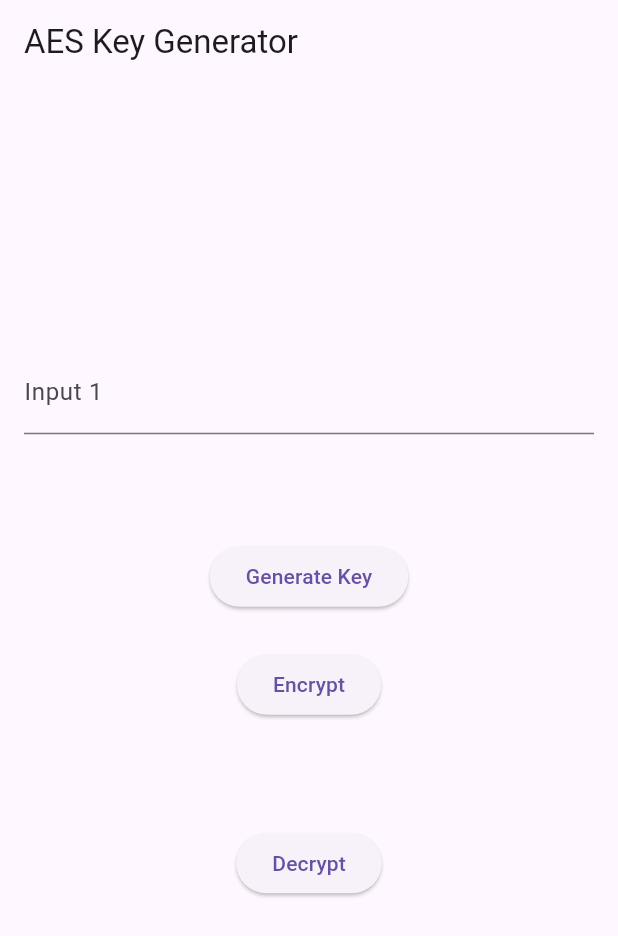
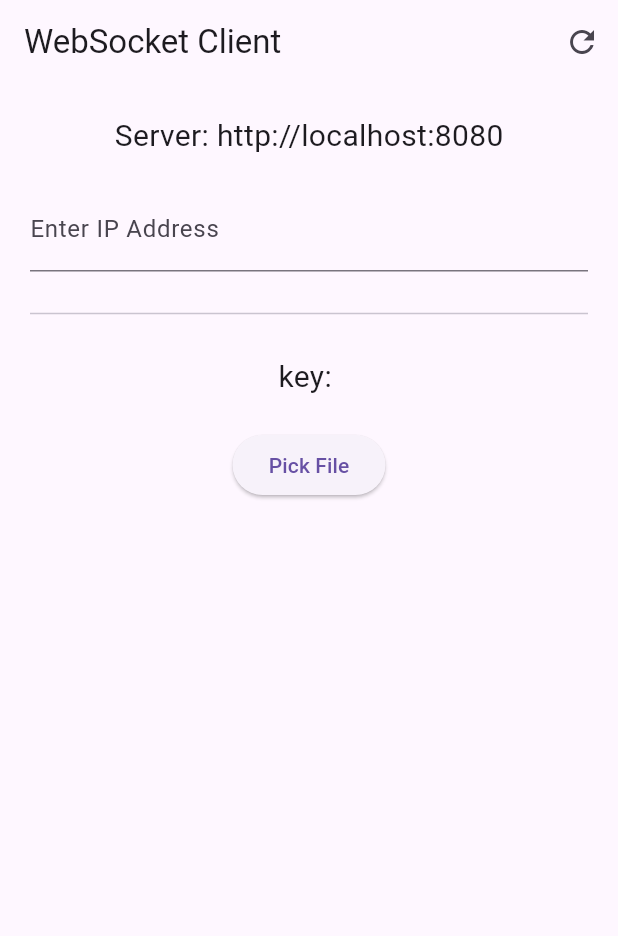
Before and after one commit to linh18nd/aes_kma, a Flutter app: the screen it shows after launch, on a phone screen of 412 x 824 dp. Shown: the top 936 px of the screen. Run offline on Flutter 3.47's test engine with Material 3 defaults, Android fonts, the phone set to English and light mode, and no system bars; our stand-ins replace file_picker; network calls fail.

Commit message:
add socket

```diff
--- a/lib/algorithm/aescrypt.dart
+++ b/lib/algorithm/aescrypt.dart
@@ -52,6 +52,7 @@ class AesCrypt {
 class FileModel {
   final String name;
   final Uint8List bytes;
+  AesMode mode = AesMode.ecb;
 
   FileModel.asset(this.name, this.bytes);
 // \
@@ -65,4 +66,8 @@ class FileModel {
       bytes ?? this.bytes,
     );
   }
+
+  void setMode(AesMode mode) {
+    this.mode = mode;
+  }
 }
--- a/lib/main.dart
+++ b/lib/main.dart
@@ -1,118 +1,257 @@
 import 'dart:convert';
 import 'dart:io';
-import 'dart:math';
-import 'dart:typed_data';
+
 import 'package:aes_kma/algorithm/aescrypt.dart';
+import 'package:aes_kma/model/user.dart';
+import 'package:aes_kma/utils/key.dart';
 import 'package:file_picker/file_picker.dart';
 import 'package:flutter/material.dart';
-import 'package:path_provider/path_provider.dart';
+import 'package:flutter/services.dart';
+import 'package:web_socket_channel/io.dart';
+import 'package:web_socket_channel/web_socket_channel.dart';
 
 void main() {
   runApp(const MyApp());
 }
 
 class MyApp extends StatelessWidget {
-  const MyApp({Key? key}) : super(key: key);
+  const MyApp({super.key});
 
   @override
   Widget build(BuildContext context) {
-    return MaterialApp(
-      title: 'AES Key Generator',
-      home: const MyHomePage(),
+    return const MaterialApp(
+      debugShowCheckedModeBanner: false,
+      title: 'WebSocket Client',
+      home: MyHomePage(),
     );
   }
 }
 
 class MyHomePage extends StatefulWidget {
-  const MyHomePage({Key? key}) : super(key: key);
+  const MyHomePage({super.key});
 
   @override
-  State<MyHomePage> createState() => _MyHomePageState();
+  MyHomePageState createState() => MyHomePageState();
 }
 
-class _MyHomePageState extends State<MyHomePage> {
-  TextEditingController inputController1 = TextEditingController();
-  TextEditingController inputController2 = TextEditingController();
-  String generatedKey = '';
-  String encryptedData = '';
-  String decryptedData = '';
-  Duration duration = Duration();
-  final crypt = AesCrypt();
+class MyHomePageState extends State<MyHomePage> {
+  final ipController = TextEditingController();
+  WebSocketChannel? channel;
+  String ip = "localhost";
+  List<User> users = [];
+  FileModel? file;
+  FileModel? encryptedFile;
+  FileModel? decryptedFile;
+  FileModel? receivedFile;
+  String receiverId = '';
+  String generateKey = '';
+
+  @override
+  void dispose() {
+    channel?.sink.close();
+    super.dispose();
+  }
 
   @override
   void initState() {
-    final kt = generateRandomKey(16);
-    Uint8List key = Uint8List.fromList(kt);
-    crypt.aesSetKeys(key, key);
-    crypt.aesSetMode(AesMode.cbc);
     super.initState();
+    connect();
   }
 
-  List<int> generateRandomKey(int length) {
-    Random random = Random();
-    List<int> randomList = List.generate(
-        length,
-        (index) =>
-            random.nextInt(100)); // Đổi 100 thành giá trị tối đa bạn mong muốn
-    return randomList;
+  void connect() {
+    channel = IOWebSocketChannel.connect('ws://$ip:8080');
+    channel?.stream.listen((message) {
+      handleMessage(message);
+    });
+  }
+
+  void handleMessage(String message) {
+    final Map<String, dynamic> result = jsonDecode(message);
+    final type = result['type'];
+    print(type);
+    switch (type) {
+      case "userInfo":
+        updateAllUser(message);
+        break;
+      case "file":
+        receiveFile(message);
+        break;
+      default:
+    }
+  }
+
+  void updateAllUser(String text) {
+    users.clear();
+    Map<String, dynamic> result = jsonDecode(text);
+
+    final data = result['data'];
+
+    for (var item in data) {
+      users.add(User.fromJson(item));
+    }
+    setState(() {});
+  }
+
+  void receiveFile(String text) {
+    final data = jsonDecode(text);
+    final encryptedData = base64.decode(data['data']);
+    final fileName = data['fileName'];
+
+    setState(() {
+      receivedFile =
+          FileModel.asset(fileName, Uint8List.fromList(encryptedData));
+    });
   }
 
   @override
   Widget build(BuildContext context) {
     return Scaffold(
+      floatingActionButton: (receiverId.isNotEmpty && encryptedFile != null)
+          ? FloatingActionButton(
+              onPressed: () {
+                sendFile();
+              },
+              child: const Icon(Icons.send),
+            )
+          : null,
       appBar: AppBar(
-        title: const Text('AES Key Generator'),
+        title: const Text('WebSocket Client'),
+        actions: [
+          IconButton(
+            onPressed: () {
+              setState(() {
+                ip = ipController.text;
+              });
+              connect();
+            },
+            icon: const Icon(Icons.refresh),
+          ),
+        ],
       ),
-      body: Padding(
-        padding: const EdgeInsets.all(16.0),
+      body: Container(
+        padding: const EdgeInsets.all(20),
         child: Column(
           mainAxisAlignment: MainAxisAlignment.center,
           children: <Widget>[
+            Text(
+              'Server: http://$ip:8080',
+              style: const TextStyle(fontSize: 20),
+            ),
+            const SizedBox(height: 20),
             TextField(
-              controller: inputController1,
-              decoration: const InputDecoration(labelText: 'Input 1'),
+              controller: ipController,
+              decoration: const InputDecoration(
+                labelText: 'Enter IP Address',
+              ),
+              onChanged: (value) {
+                ip = value;
+              },
             ),
-            const SizedBox(height: 24),
+            const SizedBox(height: 20),
+            const Divider(),
+            const SizedBox(height: 20),
             Text(
-              generatedKey.toString(),
-              style: TextStyle(fontSize: 16, fontWeight: FontWeight.bold),
+              "key: $generateKey",
+              style: const TextStyle(fontSize: 20),
             ),
-            const SizedBox(height: 24),
+            const SizedBox(height: 20),
             ElevatedButton(
-              onPressed: () {
-                final kt = generateRandomKey(16);
-                setState(() {
-                  generatedKey = base64.encode(Uint8List.fromList(kt));
-
-                  crypt.aesSetKeys(
-                      Uint8List.fromList(kt), Uint8List.fromList(kt));
-                });
-              },
-              child: const Text('Generate Key'),
+              onPressed: pickFile,
+              child: const Text('Pick File'),
             ),
-            const SizedBox(height: 24),
-            ElevatedButton(
-              onPressed: () {
-                encrypt();
-              },
-              child: const Text('Encrypt'),
-            ),
-            const SizedBox(height: 24),
-            Text(
-              encryptedData,
-              style: TextStyle(fontSize: 16, fontWeight: FontWeight.bold),
-            ),
-            const SizedBox(height: 24),
-            ElevatedButton(
-              onPressed: () {
-                decrypt();
-              },
-              child: const Text('Decrypt'),
-            ),
-            const SizedBox(height: 24),
-            Text(
-              decryptedData,
-              style: TextStyle(fontSize: 16, fontWeight: FontWeight.bold),
+            if (file != null)
+              Column(
+                children: [
+                  const SizedBox(height: 20),
+                  Text(
+                    "File selected: ${file!.name}",
+                    style: const TextStyle(fontSize: 20),
+                  ),
+                  ElevatedButton(
+                    onPressed: encryptFile,
+                    child: const Text('Encrypt File'),
+                  ),
+                  const SizedBox(height: 20),
+                ],
+              ),
+            const SizedBox(height: 20),
+            if (encryptedFile != null)
+              Row(
+                mainAxisAlignment: MainAxisAlignment.center,
+                children: [
+                  Text(
+                    "Encrypted file: ${encryptedFile!.name}",
+                    style: const TextStyle(fontSize: 20),
+                  ),
+                  const SizedBox(height: 20, width: 20),
+                  ElevatedButton(
+                    onPressed: () {
+                      saveFile(encryptedFile!);
+                    },
+                    child: const Text('Save File'),
+                  ),
+                ],
+              ),
+            const SizedBox(height: 20),
+            if (receivedFile != null)
+              Row(
+                mainAxisAlignment: MainAxisAlignment.center,
+                children: [
+                  Text(
+                    "Receive file: ${receivedFile!.name}",
+                    style: const TextStyle(fontSize: 20),
+                  ),
+                  const SizedBox(height: 20, width: 20),
+                  ElevatedButton(
+                    onPressed: () {
+                      print("1");
+                      decryptFile();
+                    },
+                    child: const Text('Decrypt File'),
+                  ),
+                ],
+              ),
+            const SizedBox(height: 20),
+            if (decryptedFile != null)
+              Row(
+                mainAxisAlignment: MainAxisAlignment.center,
+                children: [
+                  Text(
+                    "Decrypted file: ${decryptedFile!.name}",
+                    style: const TextStyle(fontSize: 20),
+                  ),
+                  const SizedBox(height: 20, width: 20),
+                  ElevatedButton(
+                    onPressed: () {
+                      print("2");
+                      saveFile(decryptedFile!);
+                    },
+                    child: const Text('Save File'),
+                  ),
+                ],
+              ),
+            Expanded(
+              child: ListView.builder(
+                itemCount: users.length,
+                itemBuilder: (context, index) {
+                  return ListTile(
+                    onTap: () {
+                      setState(() {
+                        if (!users[index].isMe) {
+                          receiverId = users[index].id;
+                        }
+                      });
+                    },
+                    selected: users[index].id == receiverId,
+                    selectedColor: Colors.blueAccent,
+                    title: Text(users[index].name),
+                    subtitle: Text(users[index].id),
+                    trailing: users[index].isMe
+                        ? const Icon(Icons.check)
+                        : const Icon(Icons.close),
+                  );
+                },
+              ),
             ),
           ],
         ),
@@ -120,36 +259,52 @@ class _MyHomePageState extends State<MyHomePage> {
     );
   }
 
-  void encrypt() async {
-    final files = await FilePicker.platform.pickFiles();
-    if (files!.files.isEmpty) {
-      return;
-    }
-    final file = File(files.files.single.path!);
-    final dt = crypt.aesEncryptFile(FileModel(file));
-
-    await saveFile(dt);
+  void pickFile() async {
+    FilePickerResult? result =
+        await FilePicker.platform.pickFiles(compressionQuality: 1);
+    setState(() {
+      file = FileModel(File(result!.files.single.path!));
+    });
   }
 
-  void decrypt() async {
-    final files = await FilePicker.platform.pickFiles();
-
-    if (files!.files.isEmpty) {
-      return;
-    }
-    final file = File(files.files.single.path!);
-
-    final decrypteFile = crypt.aesDecryptFile(FileModel(file));
-    final decrypted = decrypteFile.bytes;
-    print("Decrypted data: ${decrypted.length}");
-
-    await saveFile(decrypteFile);
+  void encryptFile() {
+    final aesCrypt = AesCrypt();
+    final key = base64.decode(aesKey);
+    aesCrypt.aesSetKeys(Uint8List.fromList(key), Uint8List.fromList(key));
+    aesCrypt.aesSetMode(AesMode.cbc);
+    setState(() {
+      generateKey = base64.encode(key);
+      encryptedFile = aesCrypt.aesEncryptFile(file!);
+    });
   }
 
-  Future<void> saveFile(FileModel fileModel) async {
-    final dir = await getApplicationDocumentsDirectory();
-    final path = '${dir.path}/${fileModel.name}';
-    final file = File(path);
-    await file.writeAsBytes(fileModel.bytes);
+  void decryptFile() {
+    final aesCrypt = AesCrypt();
+    final key = base64.decode(aesKey);
+    aesCrypt.aesSetKeys(Uint8List.fromList(key), Uint8List.fromList(key));
+    aesCrypt.aesSetMode(AesMode.cbc);
+    setState(() {
+      decryptedFile = aesCrypt.aesDecryptFile(receivedFile!);
+    });
+  }
+
+  void sendFile() {
+    final data = {
+      'receiverId': receiverId,
+      'data': base64.encode(encryptedFile!.bytes),
+      'fileName': encryptedFile!.name,
+    };
+    channel?.sink.add(jsonEncode(data));
+  }
+
+  void saveFile(FileModel file) async {
+    final result = await FilePicker.platform.saveFile(
+      dialogTitle: 'Save File',
+      fileName: file.name,
+      bytes: file.bytes,
+    );
+    if (result != null) {
+      await File(result).writeAsBytes(file.bytes);
+    }
   }
 }
--- /dev/null
+++ b/lib/model/user.dart
@@ -0,0 +1,28 @@
+enum MessageType {
+  userInfo,
+  file,
+}
+
+class User {
+  String id;
+  String name;
+  bool isMe;
+
+  User({required this.id, required this.name, required this.isMe});
+
+  factory User.fromJson(Map<String, dynamic> json) {
+    return User(
+      id: json['id'],
+      name: json['name'],
+      isMe: json['isMe'] as bool,
+    );
+  }
+
+  Map<String, dynamic> toJson() {
+    return {
+      'id': id,
+      'name': name,
+      'isMe': isMe,
+    };
+  }
+}
--- /dev/null
+++ b/lib/utils/key.dart
@@ -0,0 +1,2 @@
+const aesKey = "YitXGxRdLkdVHhsvORIjBw==";
+const aesIv = "YitXGxRdLkdVHhsvORIjBw==";
--- a/pubspec.yaml
+++ b/pubspec.yaml
@@ -40,6 +40,8 @@ dependencies:
   socket_io_client: ^2.0.3+1
   file_picker: ^8.0.0+1
   path_provider: ^2.1.2
+  web_socket_channel: ^2.4.4
+  http: ^1.2.1
 
 dev_dependencies:
   flutter_test:
```
Also changed, not shown: lib/utils/utils.dart (added, +10 -0 lines), pubspec.lock.
